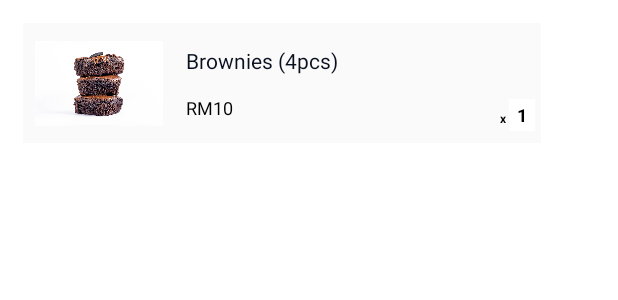
After one commit to ZackSon420/UKMall, an Android app: the layout checkoutproductview.xml on its own in the app's theme, with its tools: preview values and no code run, on a phone screen of 412 x 824 dp. The commit adds this screen. Shown: the top 300 px of the screen. Run offline under Robolectric (Android 15) with nearby library versions, the phone set to English and light mode, and no system bars; Roboto replaces fonts that are not available here.

Commit message:
Make Order UI

```diff
--- a/app/src/main/res/layout/activity_makeorder.xml
+++ b/app/src/main/res/layout/activity_makeorder.xml
@@ -53,7 +53,6 @@
                 app:layout_constraintHorizontal_bias="0.0"
                 app:layout_constraintStart_toStartOf="@+id/tvSelectedProduct"
                 app:layout_constraintTop_toBottomOf="@+id/tvSelectedProduct" />
-
 
             <TextView
                 android:id="@+id/tvSelectedProduct"
@@ -183,7 +182,9 @@
             <View
                 android:layout_width="match_parent"
                 android:layout_height="1dp"
-                android:layout_marginBottom="60dp"
+                android:layout_marginStart="16dp"
+                android:layout_marginEnd="16dp"
+                android:layout_marginBottom="55dp"
                 android:background="@android:color/darker_gray"
                 app:layout_constraintBottom_toBottomOf="parent"
                 app:layout_constraintEnd_toEndOf="parent"
--- /dev/null
+++ b/app/src/main/res/layout/checkoutproductview.xml
@@ -0,0 +1,86 @@
+<?xml version="1.0" encoding="utf-8"?>
+
+<androidx.cardview.widget.CardView
+    xmlns:android="http://schemas.android.com/apk/res/android"
+    xmlns:app="http://schemas.android.com/apk/res-auto"
+    xmlns:tools="http://schemas.android.com/tools"
+    android:layout_width="wrap_content"
+    android:layout_height="wrap_content"
+    android:layout_margin="15dp"
+    android:elevation="15dp"
+    app:cardBackgroundColor="#E3F2FD"
+    app:cardCornerRadius="15dp">
+
+    <androidx.constraintlayout.widget.ConstraintLayout
+        android:layout_width="345dp"
+        android:layout_height="80dp"
+        android:background="#FAFAFA">
+
+        <ImageView
+            android:id="@+id/img_product"
+            android:layout_width="85dp"
+            android:layout_height="58dp"
+
+            android:layout_marginStart="8dp"
+            android:adjustViewBounds="true"
+            android:background="@drawable/corner"
+            app:layout_constraintBottom_toBottomOf="parent"
+            app:layout_constraintStart_toStartOf="parent"
+            app:layout_constraintTop_toTopOf="parent"
+            app:srcCompat="@drawable/brownies" />
+
+        <TextView
+            android:id="@+id/tv_nameproduct"
+            android:layout_width="0dp"
+            android:layout_height="wrap_content"
+            android:layout_marginStart="15dp"
+            android:layout_marginTop="15dp"
+            android:text="Brownies (4pcs)"
+            android:textColor="#091020"
+            android:textSize="14sp"
+            app:layout_constraintStart_toEndOf="@+id/img_product"
+            app:layout_constraintTop_toTopOf="parent" />
+
+        <TextView
+            android:id="@+id/tv_priceproduct"
+            android:layout_width="wrap_content"
+            android:layout_height="wrap_content"
+            android:layout_marginBottom="15dp"
+            android:text="RM10"
+            android:textColor="#000000"
+            android:textSize="12sp"
+            app:layout_constraintBottom_toBottomOf="parent"
+            app:layout_constraintStart_toStartOf="@+id/tv_nameproduct" />
+
+        <TextView
+            android:id="@+id/tv_quantityproduct"
+            android:layout_width="17dp"
+            android:layout_height="21dp"
+            android:layout_marginEnd="4dp"
+            android:layout_marginBottom="8dp"
+            android:background="#FFFFFF"
+            android:gravity="center"
+            android:text="1"
+            android:textColor="#000000"
+            android:textSize="12sp"
+            android:textStyle="bold"
+            app:layout_constraintBottom_toBottomOf="parent"
+            app:layout_constraintEnd_toEndOf="parent" />
+
+        <TextView
+            android:id="@+id/textView"
+            android:layout_width="wrap_content"
+            android:layout_height="wrap_content"
+            android:layout_marginEnd="2dp"
+            android:text="x"
+            android:textColor="#000000"
+            android:textSize="8sp"
+            android:textStyle="bold"
+            app:layout_constraintBottom_toBottomOf="@+id/tv_quantityproduct"
+            app:layout_constraintEnd_toStartOf="@+id/tv_quantityproduct"
+            app:layout_constraintTop_toTopOf="@+id/tv_quantityproduct"
+            app:layout_constraintVertical_bias="0.7" />
+
+
+    </androidx.constraintlayout.widget.ConstraintLayout>
+</androidx.cardview.widget.CardView>
```
